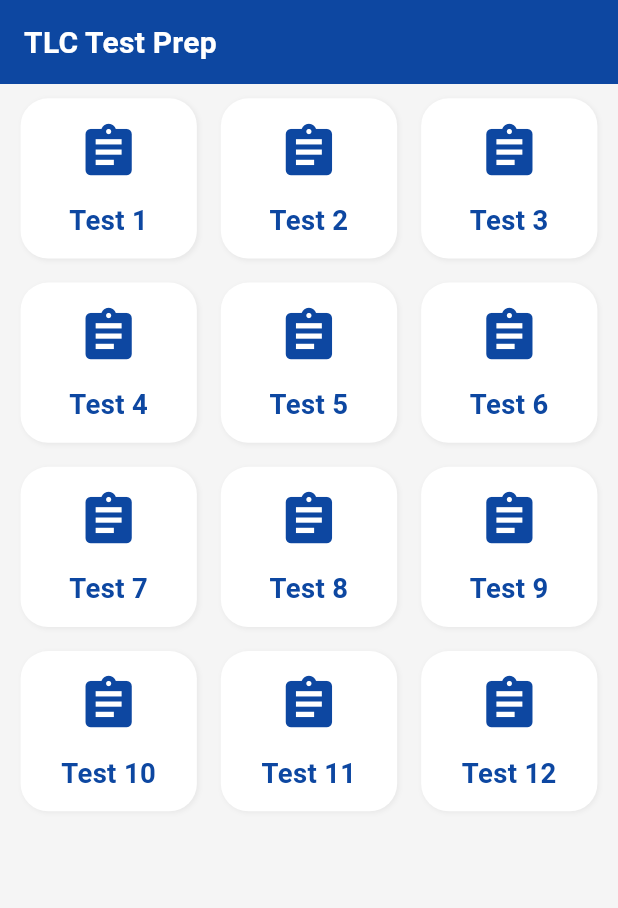
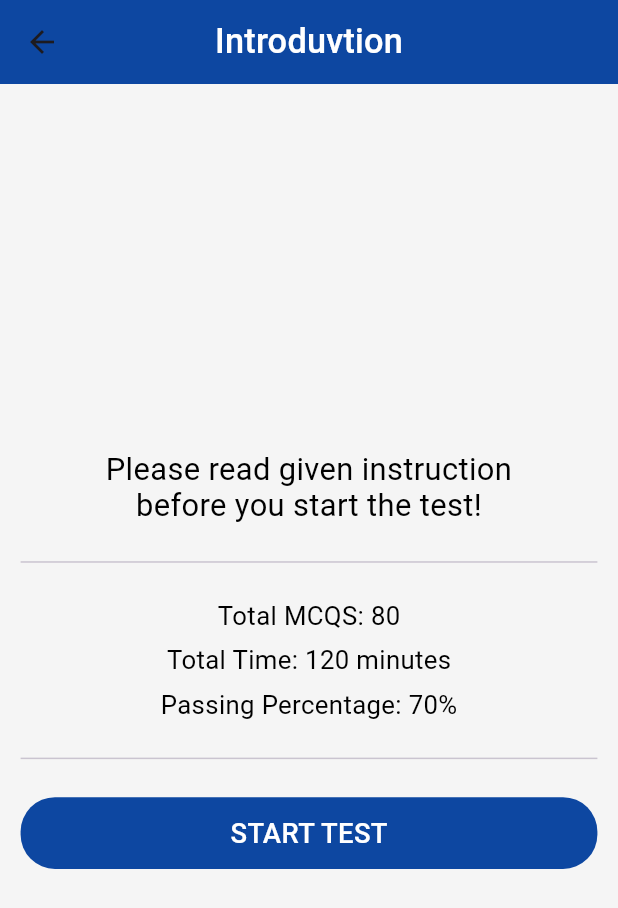
Before and after one commit to nishantGurutu/tlc_nyc, a Flutter app: the HomeScreen screen opened directly, after a tap on an icon or button, on a phone screen of 412 x 824 dp. Shown: the top 908 px of the screen. Run offline on Flutter 3.47's test engine with Material 3 defaults, Android fonts, the phone set to English and light mode, and no system bars; our stand-ins replace flutter_screenutil, get.

Commit message:
new test screen

```diff
--- a/lib/controller/home_controller.dart
+++ b/lib/controller/home_controller.dart
@@ -1,9 +1,8 @@
 import 'package:get/get.dart';
+import 'package:tlc_nyc/view/screens/authenticated/test_intro.dart';
 
 class HomeController extends GetxController {
   void onTestSelected(int testNumber) {
-    // Navigate to Test Screen or Quiz Screen with testNumber
-    print("Selected Test $testNumber");
-    // TODO: Implement Get.to(QuizScreen(testNumber))
+    Get.to(() => TestIntroScreen(testNumber));
   }
 }
--- a/lib/translation_controller.dart
+++ b/lib/translation_controller.dart
@@ -2,9 +2,6 @@ import 'package:flutter/material.dart';
 import 'package:get/get.dart';
 
 class TranslationController extends GetxController {
-  //  onSelected: (String value) {
-  //                     homeController.updateLanguage(lan: value);
-  //                   },
   void changeLanguage(var param1, var param2) {
     var local = Locale(param1, param2);
     Get.updateLocale(local);
--- /dev/null
+++ b/lib/view/screens/authenticated/test_intro.dart
@@ -0,0 +1,104 @@
+import 'package:flutter/material.dart';
+import 'package:flutter_screenutil/flutter_screenutil.dart';
+import 'package:get/get.dart';
+import 'package:tlc_nyc/constant/color_constant.dart';
+import 'package:tlc_nyc/view/screens/authenticated/test_screen.dart';
+
+class TestIntroScreen extends StatefulWidget {
+  final int testNumber;
+  const TestIntroScreen(this.testNumber, {super.key});
+
+  @override
+  State<TestIntroScreen> createState() => _TestIntroScreenState();
+}
+
+class _TestIntroScreenState extends State<TestIntroScreen> {
+  @override
+  Widget build(BuildContext context) {
+    return Scaffold(
+      appBar: AppBar(
+        title: Text(
+          'Introduvtion',
+          style: const TextStyle(color: Colors.white),
+        ),
+        centerTitle: true,
+
+        backgroundColor: primary,
+      ),
+      backgroundColor: background,
+      body: Padding(
+        padding: EdgeInsets.symmetric(horizontal: 12.w),
+        child: Center(
+          child: Column(
+            mainAxisAlignment: MainAxisAlignment.center,
+            children: [
+              Text(
+                'Please read given instruction\nbefore you start the test!',
+                textAlign: TextAlign.center,
+                style: TextStyle(
+                  fontSize: 18.sp,
+                  fontWeight: FontWeight.w400,
+                  color: blackColor,
+                ),
+              ),
+              SizedBox(height: 15.h),
+              Divider(),
+              SizedBox(height: 15.h),
+              Text(
+                "Total MCQS: 80",
+                style: TextStyle(
+                  fontSize: 15.sp,
+                  fontWeight: FontWeight.w400,
+                  color: blackColor,
+                ),
+              ),
+              SizedBox(height: 8.h),
+              Text(
+                "Total Time: 120 minutes",
+                style: TextStyle(
+                  fontSize: 15.sp,
+                  fontWeight: FontWeight.w400,
+                  color: blackColor,
+                ),
+              ),
+              SizedBox(height: 8.h),
+              Text(
+                "Passing Percentage: 70%",
+                style: TextStyle(
+                  fontSize: 15.sp,
+                  fontWeight: FontWeight.w400,
+                  color: blackColor,
+                ),
+              ),
+              SizedBox(height: 15.h),
+              Divider(),
+              SizedBox(height: 15.h),
+              GestureDetector(
+                onTap: () {
+                  Get.to(() => TestScreen(widget.testNumber));
+                },
+                child: Container(
+                  height: 40.h,
+                  width: double.infinity,
+                  decoration: BoxDecoration(
+                    color: primary,
+                    borderRadius: BorderRadius.all(Radius.circular(20.r)),
+                  ),
+                  child: Center(
+                    child: Text(
+                      'START TEST',
+                      style: TextStyle(
+                        fontSize: 16.sp,
+                        fontWeight: FontWeight.w500,
+                      ),
+                    ),
+                  ),
+                ),
+              ),
+            ],
+          ),
+        ),
+      ),
+    );
+  }
+}
--- a/lib/view/screens/unauthentication/login_screen.dart
+++ b/lib/view/screens/unauthentication/login_screen.dart
@@ -37,6 +37,7 @@ class _LoginScreenState extends State<LoginScreen> {
                   onPressed: () {
                     Get.to(() => BottomNavigationBarScreen());
                   },
+                  color: primary,
                   text: Text(
                     'sendOtp'.tr,
                     style: TextStyle(
--- a/pubspec.yaml
+++ b/pubspec.yaml
@@ -62,8 +62,8 @@ flutter:
   uses-material-design: true
 
   # To add assets to your application, add an assets section, like this:
-  # assets:
-  #   - images/a_dot_burr.jpeg
+  assets:
+    - assets/question.json
   #   - images/a_dot_ham.jpeg
 
   # An image asset can refer to one or more resolution-specific "variants", see
```
Also changed, not shown: assets/question.json (added, +176 -0 lines), lib/constant/dialog_class.dart (added, +80 -0 lines), lib/controller/test_controller.dart (added, +36 -0 lines), lib/model/question_model.dart (added, +22 -0 lines), lib/view/screens/authenticated/test_result_screen.dart (added, +21 -0 lines), lib/view/screens/authenticated/test_screen.dart (added, +241 -0 lines), lib/view/screens/widgets/language_bottom_sheet.dart (+12 -4 lines), 3 other files.
